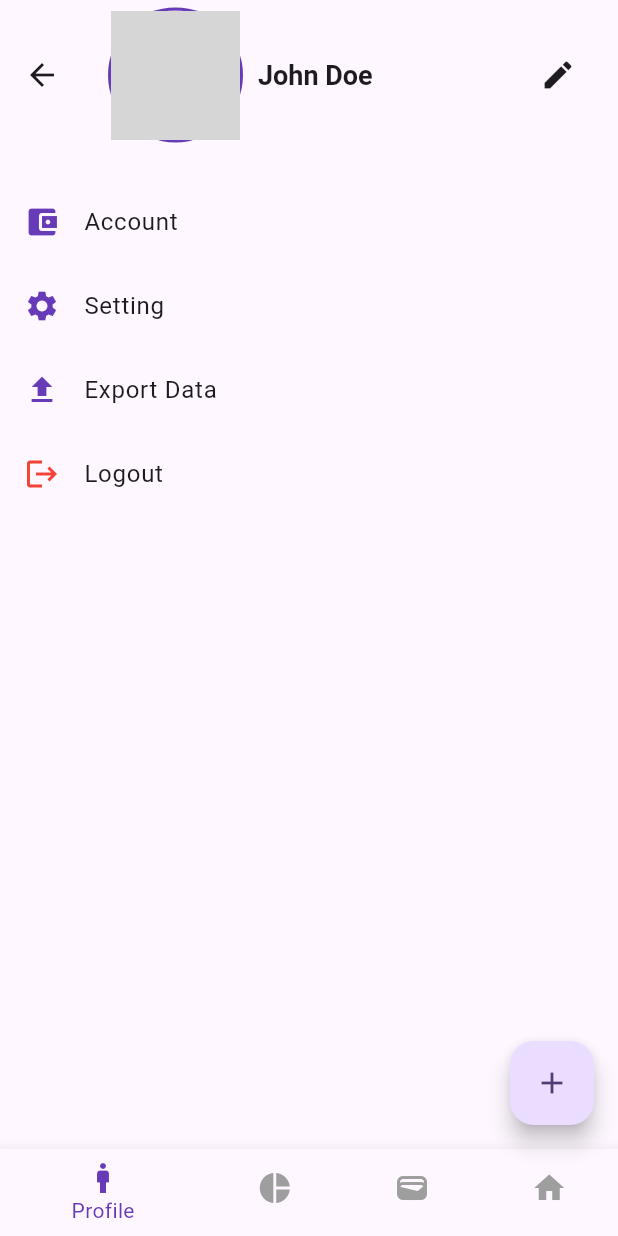
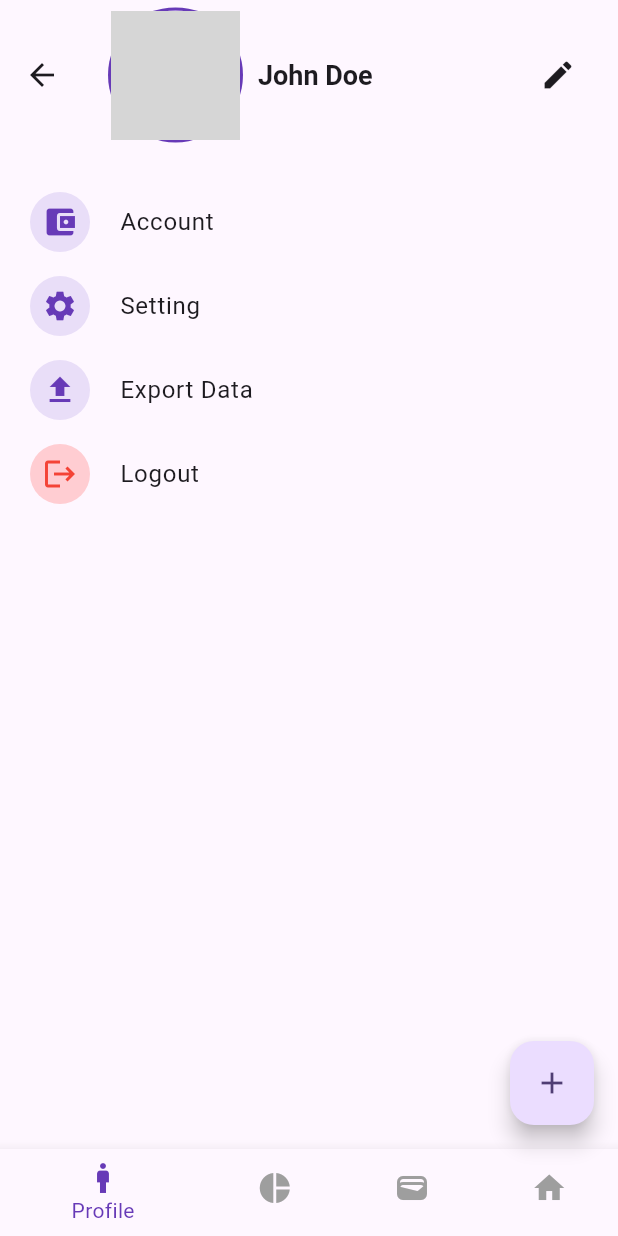
Before and after one commit to AliGIran/expanse_tracker_app, a Flutter app: the ProfilePage screen opened directly, on a phone screen of 412 x 824 dp. Run offline on Flutter 3.47's test engine with Material 3 defaults, Android fonts, the phone set to English and light mode, and no system bars; our stand-ins replace gap; network calls fail; grey boxes are pictures that could not be loaded.

Commit message:
Profile page icon has been refactored

```diff
--- a/lib/profile/presentation/pages/profile_page.dart
+++ b/lib/profile/presentation/pages/profile_page.dart
@@ -1,4 +1,6 @@
+import 'package:flutter/cupertino.dart';
 import 'package:flutter/material.dart';
+import 'package:flutter/widgets.dart';
 import 'package:gap/gap.dart';
 
 class ProfilePage extends StatefulWidget {
@@ -57,34 +59,47 @@ class _ProfilePageState extends State<ProfilePage> {
       body: Container(
         padding: const EdgeInsets.only(top: 20),
         child: ListView(
-          children: const <ListTile>[
+          children: <ListTile>[
             ListTile(
-              leading: Icon(
-                Icons.account_balance_wallet,
+              leading: IconButton.filledTonal(
+                icon: const Icon(Icons.account_balance_wallet),
                 color: Colors.deepPurple,
+                onPressed: () {},
               ),
               title: Text("Account"),
             ),
             ListTile(
-              leading: Icon(
-                Icons.settings,
+              leading: IconButton.filledTonal(
                 color: Colors.deepPurple,
+                onPressed: () {},
+                icon: const Icon(Icons.settings),
               ),
-              title: Text("Setting"),
+              title: const Text("Setting"),
             ),
             ListTile(
-              leading: Icon(
-                Icons.upload,
+              leading: IconButton.filledTonal(
                 color: Colors.deepPurple,
+                onPressed: () {},
+                icon: const Icon(Icons.upload),
               ),
-              title: Text("Export Data"),
+              title: const Text("Export Data"),
             ),
             ListTile(
-              leading: Icon(
-                Icons.logout,
-                color: Colors.red,
+              leading: IconButton.filledTonal(
+                style: ButtonStyle(
+                    iconColor: WidgetStateProperty.all<Color>(Colors.red),
+                    backgroundColor:
+                        WidgetStateProperty.all<Color>(Colors.red[100]!)
+
+                    // MaterialStateProperty.all(Colors.red)
+
+                    ),
+                // splashColor: Colors.redAccent,
+                icon: const Icon(Icons.logout),
+                // color: Colors.red,
+                onPressed: () {},
               ),
-              title: Text("Logout"),
+              title: const Text("Logout"),
             )
           ],
         ),
```
